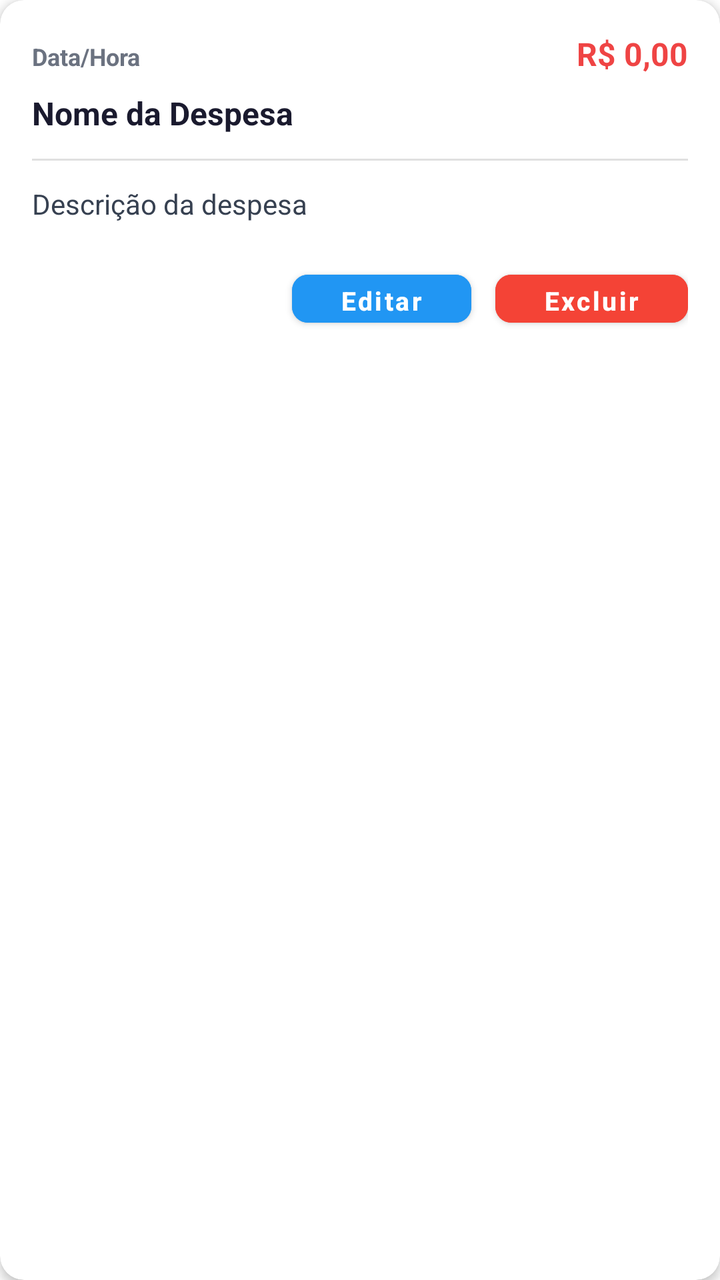
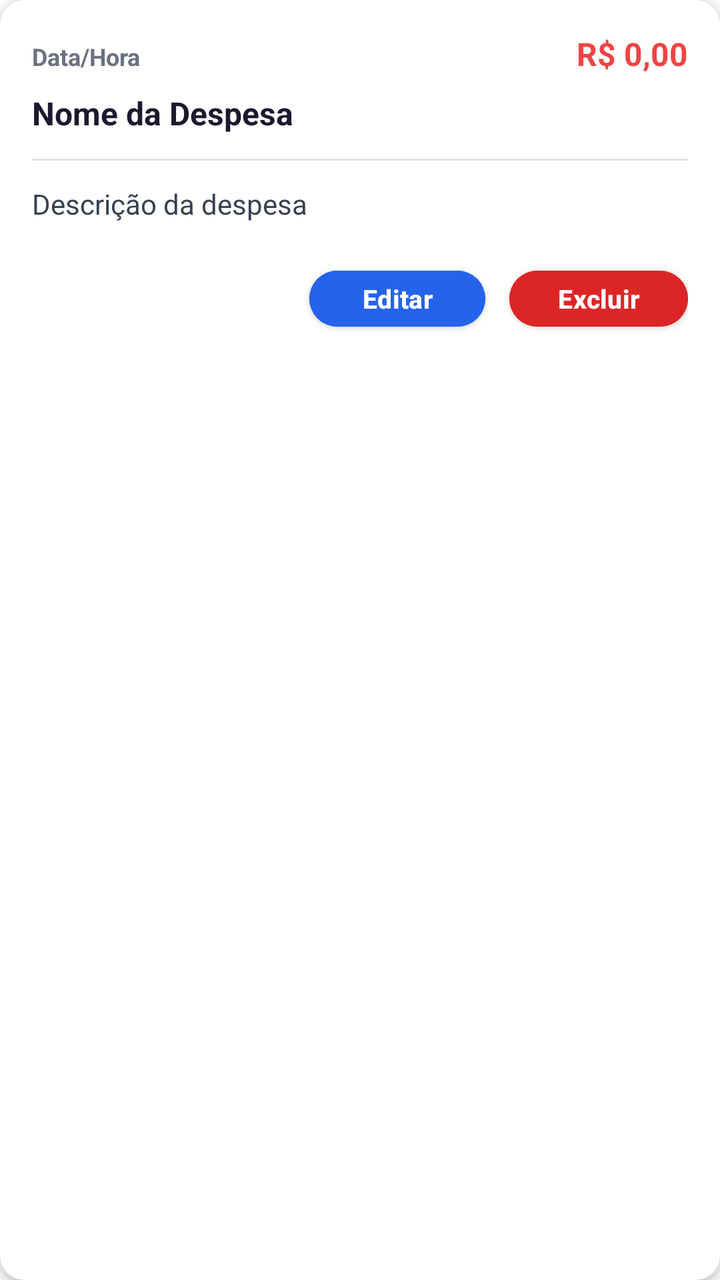

Screens rendered from an Android XML layout before and after an edit, with the pre-edit source and the edit as a unified diff.
<!-- AndroidManifest.xml: application theme AppTheme -->
<!-- res/layout/item_despesa.xml -->
<?xml version="1.0" encoding="utf-8"?>
<androidx.cardview.widget.CardView xmlns:android="http://schemas.android.com/apk/res/android"
    xmlns:app="http://schemas.android.com/apk/res-auto"
    android:layout_width="match_parent"
    android:layout_height="wrap_content"
    android:layout_marginStart="16dp"
    android:layout_marginEnd="16dp"
    android:layout_marginTop="8dp"
    android:layout_marginBottom="8dp"
    app:cardCornerRadius="12dp"
    app:cardElevation="3dp"
    app:cardBackgroundColor="#FFFFFF">

    <LinearLayout
        android:layout_width="match_parent"
        android:layout_height="wrap_content"
        android:orientation="vertical"
        android:padding="16dp">

        
        <LinearLayout
            android:layout_width="match_parent"
            android:layout_height="wrap_content"
            android:orientation="horizontal">

            <TextView
                android:id="@+id/textDataHora"
                android:layout_width="0dp"
                android:layout_height="wrap_content"
                android:layout_weight="1"
                android:text="Data/Hora"
                android:textSize="12sp"
                android:textColor="#6B7280"
                android:textStyle="bold" />

            <TextView
                android:id="@+id/txtValor"
                android:layout_width="wrap_content"
                android:layout_height="wrap_content"
                android:text="R$ 0,00"
                android:textSize="16sp"
                android:textColor="#EF4444"
                android:textStyle="bold" />

        </LinearLayout>

        
        <TextView
            android:id="@+id/textNomeDespesa"
            android:layout_width="match_parent"
            android:layout_height="wrap_content"
            android:text="Nome da Despesa"
            android:textSize="16sp"
            android:textColor="#1A1A2E"
            android:layout_marginTop="8dp"
            android:textStyle="bold" />

        
        <View
            android:layout_width="match_parent"
            android:layout_height="1dp"
            android:background="#E0E0E0"
            android:layout_marginTop="12dp"
            android:layout_marginBottom="12dp" />

        
        <TextView
            android:id="@+id/textDescricaoDespesa"
            android:layout_width="match_parent"
            android:layout_height="wrap_content"
            android:text="Descrição da despesa"
            android:textSize="14sp"
            android:textColor="#374151"
            android:layout_marginBottom="12dp"/>

        
        <TextView
            android:id="@+id/tvAnexosLabel"
            android:layout_width="match_parent"
            android:layout_height="wrap_content"
            android:text="📎 Anexos:"
            android:textSize="13sp"
            android:textColor="#6B7280"
            android:layout_marginBottom="8dp"
            android:visibility="gone"/>

        <LinearLayout
            android:id="@+id/layoutAnexos"
            android:layout_width="match_parent"
            android:layout_height="wrap_content"
            android:orientation="vertical"
            android:layout_marginBottom="12dp"
            android:visibility="gone"/>

        
        <LinearLayout
            android:layout_width="match_parent"
            android:layout_height="wrap_content"
            android:orientation="horizontal"
            android:gravity="end"
            android:layout_marginTop="8dp">

            <Button
                android:id="@+id/btnEditarDespesa"
                android:layout_width="wrap_content"
                android:layout_height="36dp"
                android:text="Editar"
                android:textSize="13sp"
                android:textStyle="bold"
                android:textAllCaps="false"
                android:backgroundTint="#2196F3"
                android:textColor="#FFFFFF"
                app:cornerRadius="8dp"
                android:paddingStart="24dp"
                android:paddingEnd="24dp"
                android:layout_marginEnd="12dp"/>

            <Button
                android:id="@+id/btnExcluirDespesa"
                android:layout_width="wrap_content"
                android:layout_height="36dp"
                android:text="Excluir"
                android:textSize="13sp"
                android:textStyle="bold"
                android:textAllCaps="false"
                android:backgroundTint="#F44336"
                android:textColor="#FFFFFF"
                app:cornerRadius="8dp"
                android:paddingStart="24dp"
                android:paddingEnd="24dp"/>
        </LinearLayout>

    </LinearLayout>
</androidx.cardview.widget.CardView>
<!-- resources referenced by this layout -->
<resources>
  <style name="AppTheme" parent="Theme.MaterialComponents.DayNight.DarkActionBar">
          <item name="colorPrimary">@color/colorPrimary</item>
          <item name="colorPrimaryDark">@color/black</item>
          <item name="colorAccent">@color/black</item>
          <item name="android:windowBackground">@color/white</item>
          <item name="android:textColor">@color/black</item>
          <item name="android:textColorPrimary">@color/corTitulo</item>
  
          
          <item name="materialButtonStyle">@style/Widget.Condominio.Button</item>
          <item name="textInputStyle">@style/Widget.Condominio.TextInputLayout</item>
      </style>
  <color name="colorPrimary">#062AF2</color>
  <color name="black">#000000</color>
  <color name="white">#FFFFFF</color>
  <color name="corTitulo">#070707</color>
  <style name="Widget.Condominio.Button" parent="Widget.MaterialComponents.Button">
          <item name="backgroundTint">@color/colorPrimary</item>
          <item name="android:textColor">@color/white</item>
          <item name="cornerRadius">8dp</item>
      </style>
  <style name="Widget.Condominio.TextInputLayout" parent="Widget.MaterialComponents.TextInputLayout.OutlinedBox">
          <item name="boxBackgroundColor">@color/white</item>
          <item name="boxStrokeColor">@color/colorPrimary</item>
          <item name="hintTextColor">@color/colorPrimary</item>
          <item name="android:textColorHint">@color/colorPrimary</item>
      </style>
</resources>

<!-- the commit's change to res/layout/item_despesa.xml (unified diff, before → after) -->
@@ -108,9 +108,9 @@
                 android:textSize="13sp"
                 android:textStyle="bold"
                 android:textAllCaps="false"
-                android:backgroundTint="#2196F3"
+                android:backgroundTint="@color/botaoPrimario"
                 android:textColor="#FFFFFF"
-                app:cornerRadius="8dp"
+                app:cornerRadius="14dp"
                 android:paddingStart="24dp"
                 android:paddingEnd="24dp"
                 android:layout_marginEnd="12dp"/>
@@ -123,9 +123,9 @@
                 android:textSize="13sp"
                 android:textStyle="bold"
                 android:textAllCaps="false"
-                android:backgroundTint="#F44336"
+                android:backgroundTint="@color/botaoPerigo"
                 android:textColor="#FFFFFF"
-                app:cornerRadius="8dp"
+                app:cornerRadius="14dp"
                 android:paddingStart="24dp"
                 android:paddingEnd="24dp"/>
         </LinearLayout>
<!-- resource entries referenced after the edit -->
@@ -1,5 +1,7 @@
 <!-- resources referenced by this layout -->
 <resources>
+  <color name="botaoPerigo">#DC2626</color>
+  <color name="botaoPrimario">#2563EB</color>
   <style name="AppTheme" parent="Theme.MaterialComponents.DayNight.DarkActionBar">
           <item name="colorPrimary">@color/colorPrimary</item>
           <item name="colorPrimaryDark">@color/black</item>
@@ -12,14 +14,24 @@
           <item name="materialButtonStyle">@style/Widget.Condominio.Button</item>
           <item name="textInputStyle">@style/Widget.Condominio.TextInputLayout</item>
       </style>
-  <color name="colorPrimary">#062AF2</color>
+  <color name="colorPrimary">#1E3A8A</color>
   <color name="black">#000000</color>
   <color name="white">#FFFFFF</color>
   <color name="corTitulo">#070707</color>
   <style name="Widget.Condominio.Button" parent="Widget.MaterialComponents.Button">
-          <item name="backgroundTint">@color/colorPrimary</item>
+          <item name="backgroundTint">@color/botaoPrimario</item>
           <item name="android:textColor">@color/white</item>
-          <item name="cornerRadius">8dp</item>
+          <item name="cornerRadius">14dp</item>
+          <item name="android:textAllCaps">false</item>
+          <item name="android:textStyle">bold</item>
+          <item name="android:textSize">15sp</item>
+          <item name="android:letterSpacing">0.01</item>
+          <item name="android:minHeight">52dp</item>
+          <item name="android:insetTop">4dp</item>
+          <item name="android:insetBottom">4dp</item>
+          <item name="android:elevation">2dp</item>
+          <item name="iconTint">@color/white</item>
+          <item name="iconPadding">8dp</item>
       </style>
   <style name="Widget.Condominio.TextInputLayout" parent="Widget.MaterialComponents.TextInputLayout.OutlinedBox">
           <item name="boxBackgroundColor">@color/white</item>
